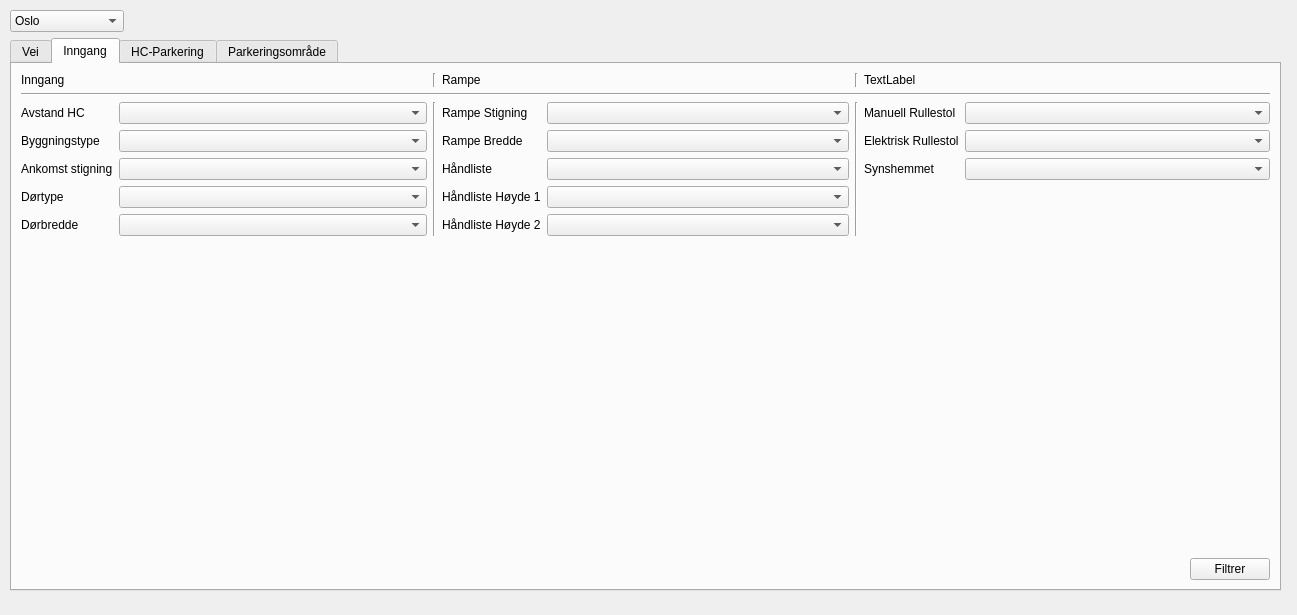
KaspArno/MasterGUI, file master_dialog_base.ui: the form before one commit.
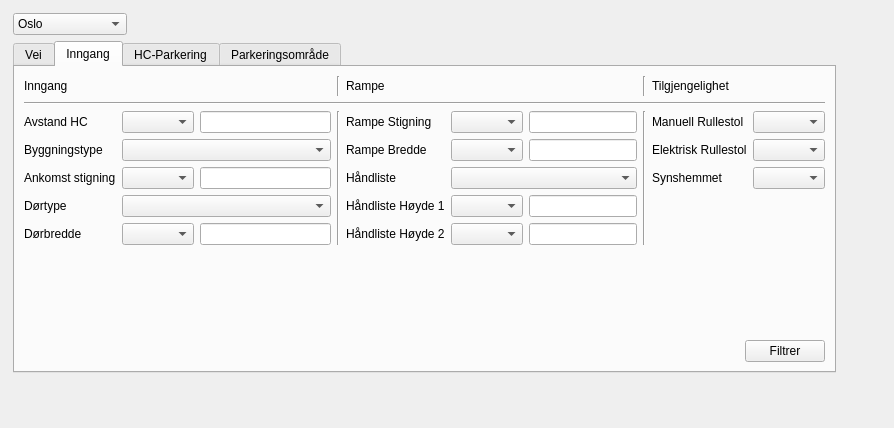
The form after the commit.

Commit message:
Lagt inn combobox for lineedits og fylte dem med mer eller mindre
La til combobox ved siden av line edits i ingang og fylte dem med teksten mer eller mindre slik at brukeren kan velge om de vil ha verdier høyere eller lavere enn.
Måtte gjøre layaoten om igjen fo rå få inn nye comboboxser

Diff of the .ui file:
```diff
--- a/master_dialog_base.ui
+++ b/master_dialog_base.ui
@@ -6,8 +6,8 @@
    <rect>
     <x>0</x>
     <y>0</y>
-    <width>1297</width>
-    <height>615</height>
+    <width>894</width>
+    <height>428</height>
    </rect>
   </property>
   <property name="windowTitle">
@@ -29,20 +29,18 @@
     <set>QDialogButtonBox::Cancel|QDialogButtonBox::Ok</set>
    </property>
   </widget>
-  <widget class="QWidget" name="layoutWidget">
+  <widget class="QWidget" name="">
    <property name="geometry">
     <rect>
-     <x>10</x>
-     <y>10</y>
-     <width>1271</width>
-     <height>581</height>
+     <x>13</x>
+     <y>13</y>
+     <width>823</width>
+     <height>360</height>
     </rect>
    </property>
-   <layout class="QVBoxLayout" name="verticalLayout_3">
-    <item>
      <layout class="QVBoxLayout" name="verticalLayout_2">
       <item>
-       <layout class="QHBoxLayout" name="horizontalLayout_4">
+     <layout class="QHBoxLayout" name="horizontalLayout_15">
         <item>
          <widget class="QComboBox" name="comboBox_komuner">
           <item>
@@ -341,59 +339,68 @@
          <attribute name="title">
           <string>Inngang</string>
          </attribute>
-         <layout class="QVBoxLayout" name="verticalLayout_9">
+       <layout class="QHBoxLayout" name="horizontalLayout_14">
           <item>
            <layout class="QVBoxLayout" name="verticalLayout">
             <item>
-             <layout class="QHBoxLayout" name="horizontalLayout_3">
-              <item>
+           <layout class="QGridLayout" name="gridLayout">
+            <item row="0" column="0">
                <widget class="QLabel" name="label_14">
                 <property name="text">
                  <string>Inngang</string>
                 </property>
                </widget>
               </item>
-              <item>
+            <item row="0" column="1">
+             <spacer name="horizontalSpacer_4">
+              <property name="orientation">
+               <enum>Qt::Horizontal</enum>
+              </property>
+              <property name="sizeHint" stdset="0">
+               <size>
+                <width>40</width>
+                <height>20</height>
+               </size>
+              </property>
+             </spacer>
+            </item>
+            <item row="0" column="2">
                <widget class="Line" name="line_5">
                 <property name="orientation">
                  <enum>Qt::Vertical</enum>
                 </property>
                </widget>
               </item>
-              <item>
+            <item row="0" column="3">
                <widget class="QLabel" name="label_15">
                 <property name="text">
                  <string>Rampe</string>
                 </property>
                </widget>
               </item>
-              <item>
+            <item row="0" column="4">
                <widget class="Line" name="line_6">
                 <property name="orientation">
                  <enum>Qt::Vertical</enum>
                 </property>
                </widget>
               </item>
-              <item>
+            <item row="0" column="5">
                <widget class="QLabel" name="label_16">
                 <property name="text">
-                 <string>TextLabel</string>
+               <string>Tilgjengelighet</string>
                 </property>
                </widget>
               </item>
-             </layout>
-            </item>
-            <item>
+            <item row="1" column="0" colspan="6">
              <widget class="Line" name="line_7">
               <property name="orientation">
                <enum>Qt::Horizontal</enum>
               </property>
              </widget>
             </item>
-            <item>
-             <layout class="QHBoxLayout" name="horizontalLayout">
-              <item>
-               <layout class="QFormLayout" name="formLayout">
+            <item row="2" column="0" colspan="2">
+             <layout class="QFormLayout" name="formLayout_2">
                 <item row="0" column="0">
                  <widget class="QLabel" name="label">
                   <property name="text">
@@ -402,7 +409,14 @@
                  </widget>
                 </item>
                 <item row="0" column="1">
-                 <widget class="QComboBox" name="comboBox_2"/>
+               <layout class="QHBoxLayout" name="horizontalLayout_12">
+                <item>
+                 <widget class="QComboBox" name="comboBox_avstand_hc"/>
+                </item>
+                <item>
+                 <widget class="QLineEdit" name="lineEdit_8"/>
+                </item>
+               </layout>
                 </item>
                 <item row="1" column="0">
                  <widget class="QLabel" name="label_2">
@@ -422,7 +436,14 @@
                  </widget>
                 </item>
                 <item row="2" column="1">
-                 <widget class="QComboBox" name="comboBox_4"/>
+               <layout class="QHBoxLayout" name="horizontalLayout_11">
+                <item>
+                 <widget class="QComboBox" name="comboBox_ank_stigning"/>
+                </item>
+                <item>
+                 <widget class="QLineEdit" name="lineEdit_7"/>
+                </item>
+               </layout>
                 </item>
                 <item row="3" column="0">
                  <widget class="QLabel" name="label_4">
@@ -442,24 +463,42 @@
                  </widget>
                 </item>
                 <item row="4" column="1">
-                 <widget class="QComboBox" name="comboBox_6"/>
+               <layout class="QHBoxLayout" name="horizontalLayout_6">
+                <item>
+                 <widget class="QComboBox" name="comboBox_dorbredde"/>
                 </item>
+                <item>
+                 <widget class="QLineEdit" name="lineEdit_6"/>
+                </item>
                </layout>
               </item>
-              <item>
+             </layout>
+            </item>
+            <item row="2" column="2">
                <widget class="Line" name="line">
                 <property name="orientation">
                  <enum>Qt::Vertical</enum>
                 </property>
                </widget>
               </item>
-              <item>
-               <layout class="QFormLayout" name="formLayout_2">
-                <property name="fieldGrowthPolicy">
-                 <enum>QFormLayout::AllNonFixedFieldsGrow</enum>
+            <item row="2" column="3">
+             <layout class="QFormLayout" name="formLayout">
+              <item row="0" column="0">
+               <widget class="QLabel" name="label_9">
+                <property name="text">
+                 <string>Rampe Stigning</string>
                 </property>
+               </widget>
+              </item>
                 <item row="0" column="1">
-                 <widget class="QComboBox" name="comboBox_10"/>
+               <layout class="QHBoxLayout" name="horizontalLayout_5">
+                <item>
+                 <widget class="QComboBox" name="comboBox_rmp_stigning"/>
+                </item>
+                <item>
+                 <widget class="QLineEdit" name="lineEdit_5"/>
+                </item>
+               </layout>
                 </item>
                 <item row="1" column="0">
                  <widget class="QLabel" name="label_10">
@@ -469,7 +508,14 @@
                  </widget>
                 </item>
                 <item row="1" column="1">
-                 <widget class="QComboBox" name="comboBox_9"/>
+               <layout class="QHBoxLayout" name="horizontalLayout_4">
+                <item>
+                 <widget class="QComboBox" name="comboBox_rmp_bredde"/>
+                </item>
+                <item>
+                 <widget class="QLineEdit" name="lineEdit_4"/>
+                </item>
+               </layout>
                 </item>
                 <item row="2" column="0">
                  <widget class="QLabel" name="label_6">
@@ -479,8 +525,12 @@
                  </widget>
                 </item>
                 <item row="2" column="1">
+               <layout class="QHBoxLayout" name="horizontalLayout_3">
+                <item>
                  <widget class="QComboBox" name="comboBox_handliste"/>
                 </item>
+               </layout>
+              </item>
                 <item row="3" column="0">
                  <widget class="QLabel" name="label_7">
                   <property name="text">
@@ -489,7 +539,14 @@
                  </widget>
                 </item>
                 <item row="3" column="1">
-                 <widget class="QComboBox" name="comboBox_8"/>
+               <layout class="QHBoxLayout" name="horizontalLayout_2">
+                <item>
+                 <widget class="QComboBox" name="comboBox_hand1"/>
+                </item>
+                <item>
+                 <widget class="QLineEdit" name="lineEdit_2"/>
+                </item>
+               </layout>
                 </item>
                 <item row="4" column="0">
                  <widget class="QLabel" name="label_8">
@@ -499,25 +556,25 @@
                  </widget>
                 </item>
                 <item row="4" column="1">
-                 <widget class="QComboBox" name="comboBox_11"/>
+               <layout class="QHBoxLayout" name="horizontalLayout">
+                <item>
+                 <widget class="QComboBox" name="comboBox_hand2"/>
                 </item>
-                <item row="0" column="0">
-                 <widget class="QLabel" name="label_9">
-                  <property name="text">
-                   <string>Rampe Stigning</string>
-                  </property>
-                 </widget>
+                <item>
+                 <widget class="QLineEdit" name="lineEdit"/>
                 </item>
                </layout>
               </item>
-              <item>
+             </layout>
+            </item>
+            <item row="2" column="4">
                <widget class="Line" name="line_2">
                 <property name="orientation">
                  <enum>Qt::Vertical</enum>
                 </property>
                </widget>
               </item>
-              <item>
+            <item row="2" column="5">
                <layout class="QFormLayout" name="formLayout_3">
                 <item row="0" column="0">
                  <widget class="QLabel" name="label_12">
@@ -553,8 +610,6 @@
               </item>
              </layout>
             </item>
-           </layout>
-          </item>
           <item>
            <spacer name="verticalSpacer_2">
             <property name="orientation">
@@ -569,7 +624,7 @@
            </spacer>
           </item>
           <item>
-           <layout class="QHBoxLayout" name="horizontalLayout_5">
+           <layout class="QHBoxLayout" name="horizontalLayout_13">
             <item>
              <spacer name="horizontalSpacer_3">
               <property name="orientation">
@@ -584,7 +639,7 @@
              </spacer>
             </item>
             <item>
-             <widget class="QPushButton" name="pushButton_filtrer">
+             <widget class="QPushButton" name="pushButton_filtrerInngang">
               <property name="text">
                <string>Filtrer</string>
               </property>
@@ -593,6 +648,8 @@
            </layout>
           </item>
          </layout>
+        </item>
+       </layout>
          <zorder>verticalSpacer_2</zorder>
         </widget>
         <widget class="QWidget" name="tab_3">
@@ -1049,8 +1106,6 @@
          </layout>
         </widget>
        </widget>
-      </item>
-     </layout>
     </item>
    </layout>
   </widget>
```
Left out of the diff: 10 changed lines with no effect on the pictures. Lines whose indentation alone changed are shown as unchanged. The commit also changes 2 other files.
